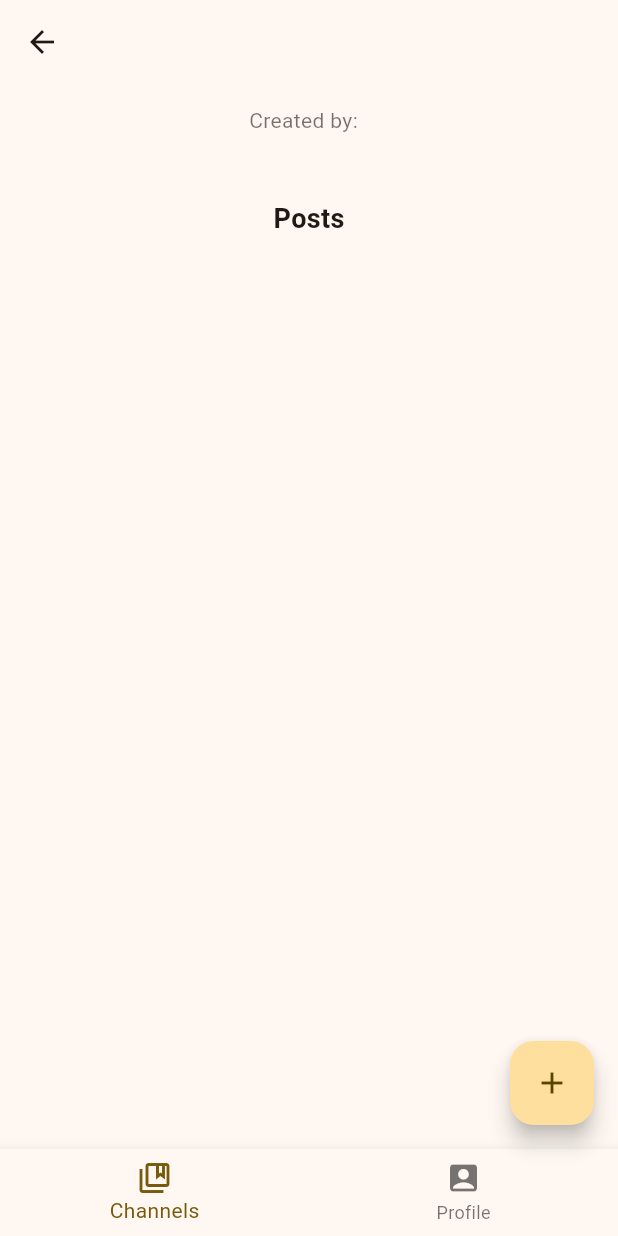
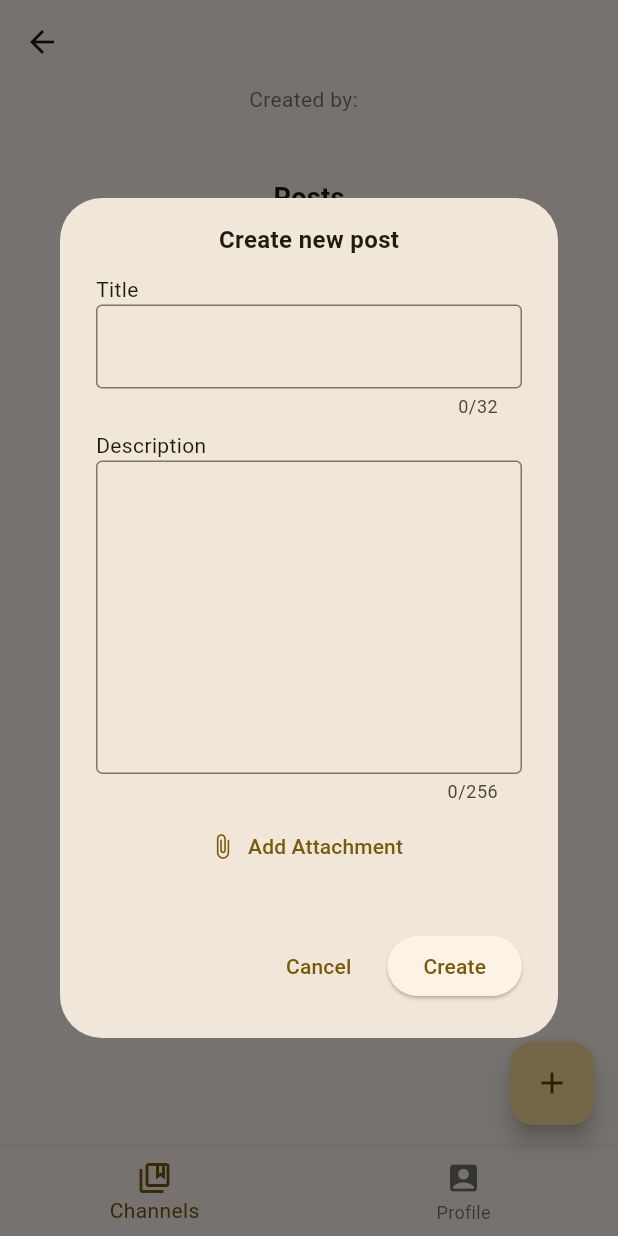
Before and after one commit to camiloesan/study_vault, a Flutter app: the ChannelContent screen opened directly with empty values, after a tap on the "add" icon, on a phone screen of 412 x 824 dp. Run offline on Flutter 3.47's test engine with Material 3 defaults, Android fonts, the phone set to English and light mode, and no system bars; generated files the repository leaves out were written again; network calls fail.

Commit message:
create new post added

```diff
--- /dev/null
+++ b/devtools_options.yaml
@@ -0,0 +1,3 @@
+description: This file stores settings for Dart & Flutter DevTools.
+documentation: https://docs.flutter.dev/tools/devtools/extensions#configure-extension-enablement-states
+extensions:
--- a/lib/pages/channel_content.dart
+++ b/lib/pages/channel_content.dart
@@ -1,4 +1,5 @@
 import 'package:flutter/material.dart';
+import 'package:study_vault/pages/post_creation.dart';
 import 'package:study_vault/pojos/channel.dart';
 import 'package:http/http.dart' as http;
 import 'dart:convert';
@@ -44,17 +45,24 @@ class _ChannelContentState extends State<ChannelContent> {
     fetchData();
   }
 
+  void createNewPost() {
+    showDialog(context: context, builder: (context) {
+      return const PostCreation();
+    });
+  }
+
   @override
   Widget build(BuildContext context) {
     bool isStudent = userType == Constants.studentType;
 
     return Scaffold(
+
       appBar: AppBar(
         title: Text(widget.channel.name),
       ),
       body: Center(
         child: Padding(
-          padding: const EdgeInsets.all(14.0),
+          padding: const EdgeInsets.only(left: 14.0, right: 14.0),
           child: Column(
             children: [
               Text(
@@ -82,7 +90,7 @@ class _ChannelContentState extends State<ChannelContent> {
                       title: Text(channelPosts[index].title),
                       contentPadding: const EdgeInsets.all(8.0),
                       subtitle: Text("${channelPosts[index].description}\nPublished on: ${channelPosts[index].publishDate}"),
-
+                      onTap: () {},
                     );
                   },
                   separatorBuilder: (context, index) {
@@ -103,7 +111,7 @@ class _ChannelContentState extends State<ChannelContent> {
         null
         :
         FloatingActionButton(
-          onPressed: () {},
+          onPressed: () => createNewPost(),
           child: const Icon(Icons.add),
         ),
 
--- /dev/null
+++ b/lib/pages/post_creation.dart
@@ -0,0 +1,79 @@
+import 'package:flutter/material.dart';
+
+class PostCreation extends StatelessWidget {
+  const PostCreation({super.key});
+
+  @override
+  Widget build(BuildContext context) {
+    return AlertDialog(
+      content: SizedBox(
+        height: 520,
+        width: 700,
+        child: Column(
+          children: [
+            const Text('Create new post', style: TextStyle(fontSize: 16.0, fontWeight: FontWeight.w600)),
+
+            const SizedBox(height: 12.0),
+
+            const Align(
+              alignment: Alignment.centerLeft,
+              child: Text('Title')
+            ),
+            const TextField(
+              maxLength: 32,
+              decoration: InputDecoration(
+                border: OutlineInputBorder(),
+              ),
+            ),
+
+            const SizedBox(height: 8.0),
+
+            const Align(
+              alignment: Alignment.centerLeft,
+              child: Text('Description'),
+            ),
+            const Expanded(
+              child: TextField(
+                textAlignVertical: TextAlignVertical.top,
+                expands: true,
+                maxLength: 256,
+                maxLines: null,
+                keyboardType: TextInputType.multiline,
+                decoration: InputDecoration(
+                  border: OutlineInputBorder(),
+                ),
+              ),
+            ),
+
+            const SizedBox(height: 8.0),
+
+            TextButton.icon(
+              onPressed: () {
+                // Implement file picker or attachment logic here
+              },
+              icon: const Icon(Icons.attach_file),
+              label: const Text('Add Attachment'),
+            ),
+
+            const SizedBox(height: 32.0),
+
+            Row(
+              mainAxisAlignment: MainAxisAlignment.end,
+              children: [
+                TextButton(onPressed: () {
+                  Navigator.pop(context);
+                },
+                  child: const Text('Cancel')
+                ),
+
+                const SizedBox(width: 12.0),
+                ElevatedButton(onPressed: () {}, child: const Text('Create')),
+              ],
+            ),
+
+          ],
+        ),
+      ),
+    );
+  }
+}
```
